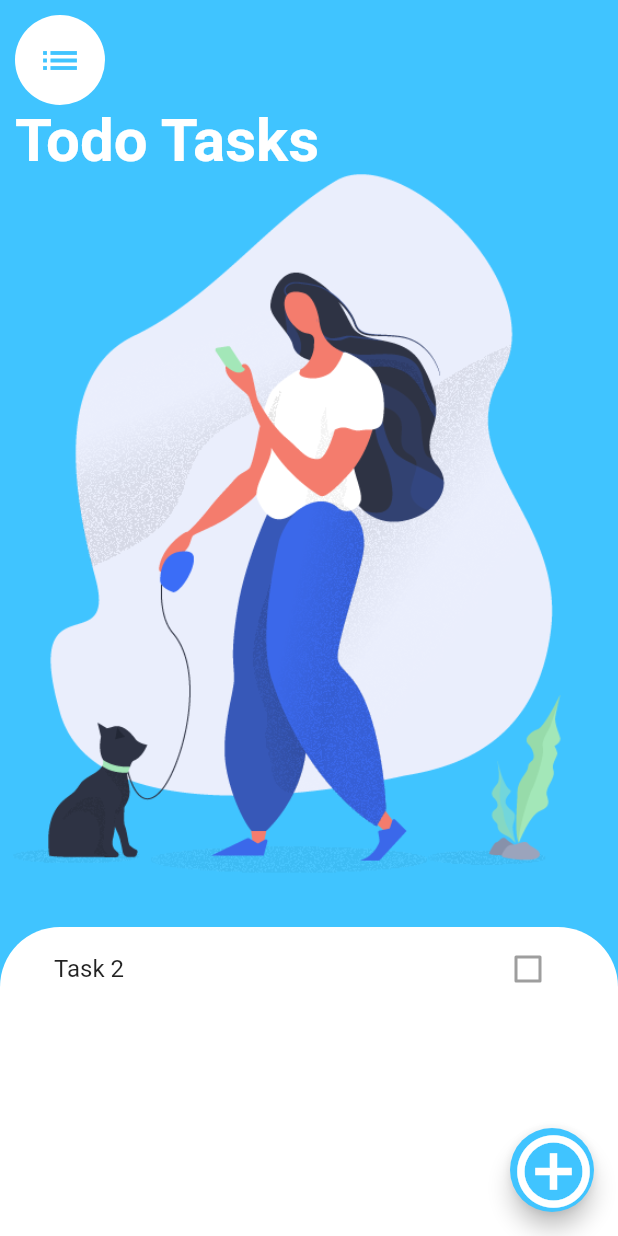
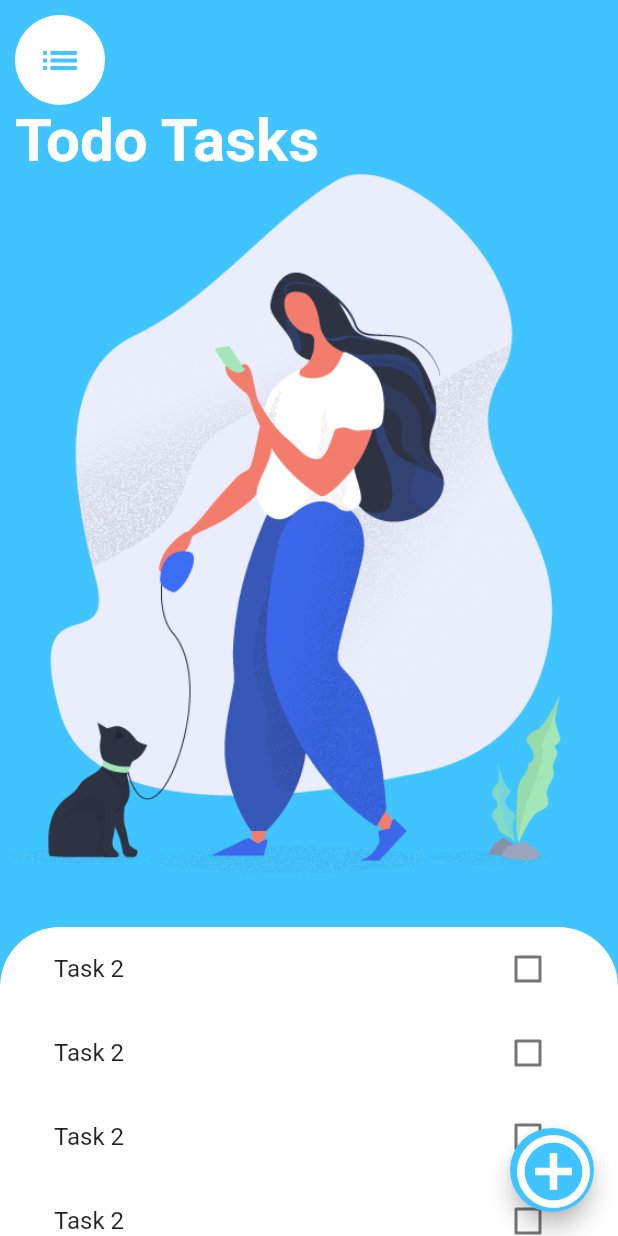
Before and after one commit to developer-akshay/Todo_Tasks, a Flutter app: the screen it shows after launch, on a phone screen of 412 x 824 dp. Run offline on Flutter 3.47's test engine with Material 2 defaults, Android fonts, the phone set to English and light mode, and no system bars.

```diff
--- /dev/null
+++ b/lib/modals/task.dart
@@ -0,0 +1,11 @@
+class Task {
+  final String name;
+  bool isDone;
+  //isdone false isliye kyu ki bydefault toh tumhare task complete toh nhi honge na
+  Task({this.name,this.isDone = false}) ;
+
+  void toggleDone {
+    isDone = !isDone;
+  }
+
+}
--- /dev/null
+++ b/lib/screens/task_tile.dart
@@ -0,0 +1,54 @@
+import 'package:flutter/material.dart';
+
+class TaskTile extends StatefulWidget {
+
+  @override
+  _TaskTileState createState() => _TaskTileState();
+}
+
+class _TaskTileState extends State<TaskTile> {
+
+bool isChecked=false;
+
+//taki hum user nteraction kar sake
+//isko hum anonmyomus use karenge niche ab bina function banaye
+// void checkboxCallback (bool checkboxState) {
+//         setState(() {
+//           isChecked= checkboxState;
+//         });
+// }
+
+  @override
+  Widget build(BuildContext context) {
+    return ListTile(
+      title: Text('Task 2',
+      style: TextStyle(
+        decoration: isChecked ? TextDecoration.lineThrough : null
+      ),),
+      trailing: TaskCheckbox(
+        checkboxState : isChecked ,
+        ToggleCheckboxState : (bool checkboxState) {
+                    setState(() {
+                      isChecked= checkboxState;
+                    });
+            }
+        ),
+    );
+  }
+}
+
+class TaskCheckbox extends StatelessWidget {
+
+  final bool checkboxState;
+  final Function ToggleCheckboxState;
+  TaskCheckbox({this.checkboxState,this.ToggleCheckboxState});
+
+  @override
+  Widget build(BuildContext context) {
+    return Checkbox(
+      activeColor: Colors.lightBlueAccent,
+      value: checkboxState,
+      onChanged: ToggleCheckboxState,
+      );
+  }
+}
--- a/lib/screens/tasks_screen.dart
+++ b/lib/screens/tasks_screen.dart
@@ -1,7 +1,39 @@
 import 'package:flutter/material.dart';
+import 'task_tile.dart';
+import 'add_task_screen.dart';
+import 'package:today/modals/task.dart';
 
-class TaskScreen extends StatelessWidget {
+class TaskScreen extends StatefulWidget {
+
   @override
+  _TaskScreenState createState() => _TaskScreenState();
+}
+
+
+class _TaskScreenState extends State<TaskScreen> {
+
+  List<Task> tasks=[
+    Task(name:'buy milk'),
+    Task(name:'buy oats'),
+    Task(name:'buy food'),
+  ];
+
+  ListView taskslist(ScrollController myscrollController) {
+    return ListView(
+                controller: myscrollController,
+                children: <Widget>[
+                TaskTile(),
+                TaskTile(),
+                TaskTile(),
+                TaskTile(),
+                TaskTile(),
+                TaskTile(),
+              ],
+            );
+  }
+
+  @override
+
   Widget build(BuildContext context) {
     return Scaffold(
       backgroundColor: Colors.lightBlueAccent,
@@ -12,11 +44,19 @@ class TaskScreen extends StatelessWidget {
           color:Colors.white,
           size: 58.0,
         ),
+
+        onPressed: ()  {
+          //bottomsheet use karenge isme
+          //yeh 3 tarika tha anonmous vala
+          // showModalBottomSheet(context: context, builder: (context) => Container());
+          showModalBottomSheet(context: context, builder: (context) => AddTaskScreen());
+          //this builder needs a builder to be passed on
+        },
       ),
       body: Container(
         // padding: EdgeInsets.only(top:40.0,left:30.0,right:30.0,bottom:30.0),
               child: SafeArea(
-                              child: Stack(
+                 child: Stack(
                   // crossAxisAlignment: CrossAxisAlignment.start,
                   children: <Widget>[
                     Container(
@@ -74,18 +114,7 @@ class TaskScreen extends StatelessWidget {
                         //     );
                         //   },
                         // ),
-                        child: ListView(
-                            // controller: myscrollController,
-                            controller: myscrollController,
-                            children: <Widget>[
-                              ListTile(
-                                title: Text('Task 2'),
-                                trailing: Checkbox(
-                                  value: false,
-                                  ),
-                              ),
-                            ],
-                          ),
+                        child: taskslist(myscrollController),
                       );
 
                     },
```
Also changed, not shown: lib/screens/add_task_screen.dart (added, +52 -0 lines).
